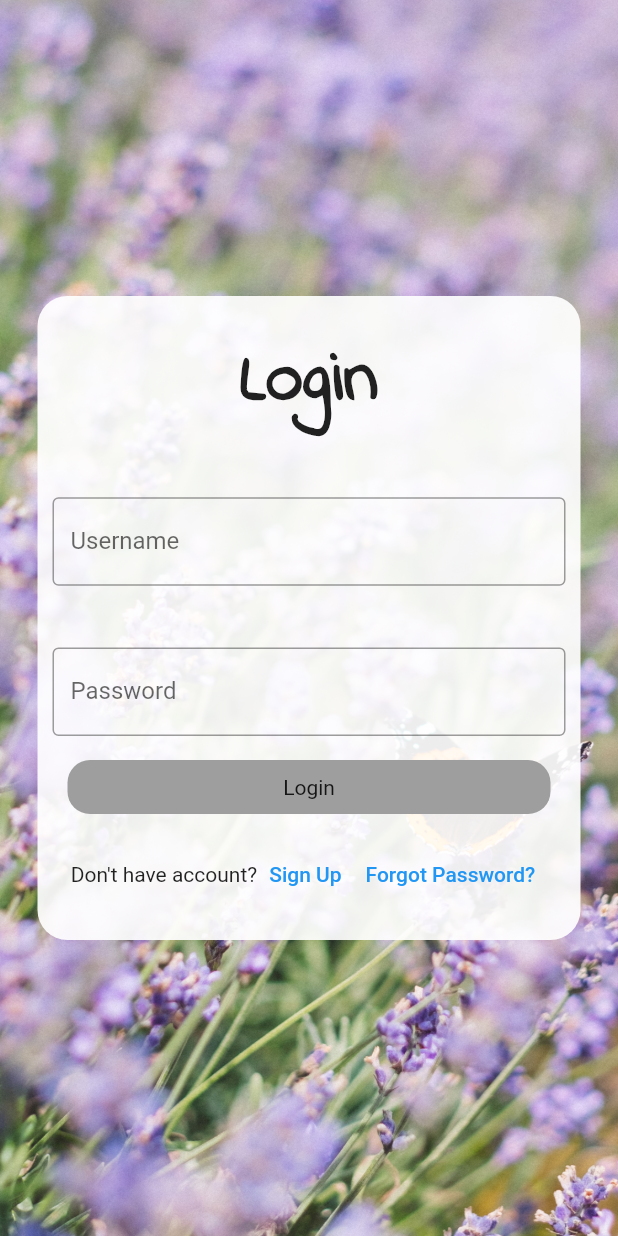
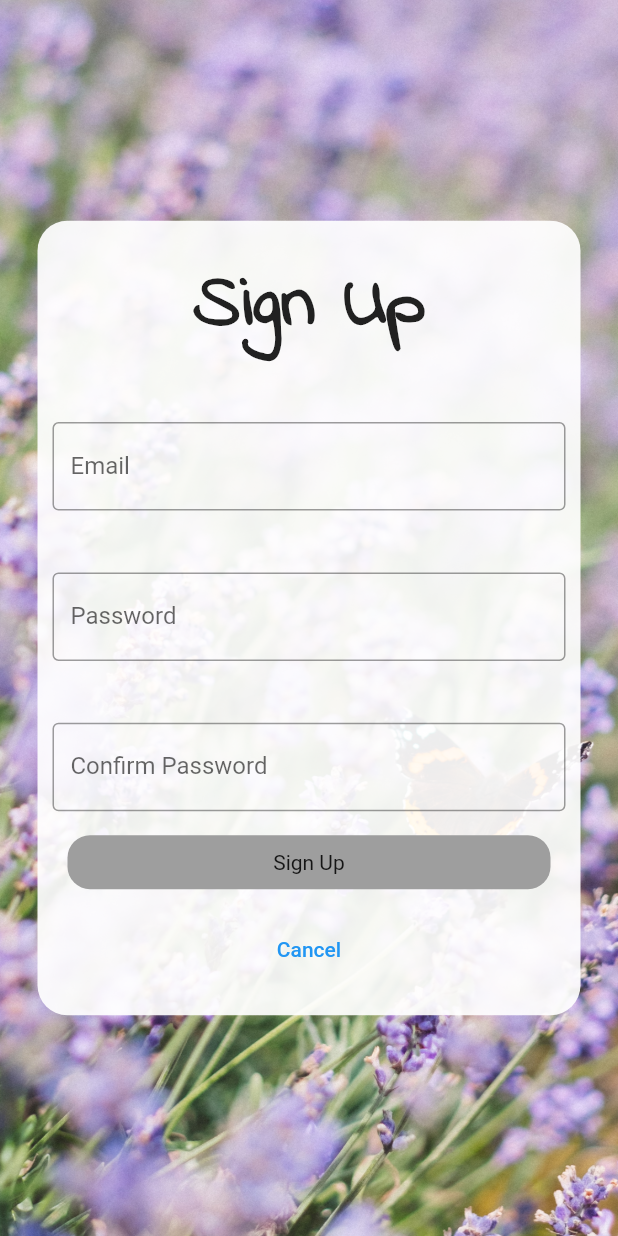
Before and after one commit to Hackathon-SP-2022/positiveAF, a Flutter app: the screen it shows after launch, after a tap on "Forgot Password?", on a phone screen of 412 x 824 dp. Run offline on Flutter 3.47's test engine with Material 2 defaults, Android fonts, the light colour scheme and no system bars; our stand-ins replace firebase_auth, firebase_core; accounts and stored records are empty; network calls fail.

Commit message:
Forgot_Pass

```diff
--- a/positive_af/lib/pages/forgot_password_page.dart
+++ b/positive_af/lib/pages/forgot_password_page.dart
@@ -1 +1,122 @@
 import 'package:flutter/material.dart';
+import 'package:positive_af/database_service.dart';
+
+class ForgotPassPage extends StatefulWidget {
+  const ForgotPassPage({Key? key}) : super(key: key);
+
+  @override
+  _ForgotPassPageState createState() => _ForgotPassPageState();
+}
+
+class _ForgotPassPageState extends State<ForgotPassPage> {
+  final _formKey = GlobalKey<FormState>();
+  final TextEditingController _username = TextEditingController();
+  final TextEditingController _email = TextEditingController();
+  final TextEditingController _password = TextEditingController();
+  final TextEditingController _confirmPassword = TextEditingController();
+
+  @override
+  Widget build(BuildContext context) {
+    return Scaffold(
+        resizeToAvoidBottomInset: false,
+        body: Container(
+          decoration: const BoxDecoration(
+            image: DecorationImage(
+              image: AssetImage('images/login1.jpg'),
+              fit: BoxFit.cover,
+            ),
+          ),
+          child: Column(
+            mainAxisAlignment: MainAxisAlignment.center,
+            children: [
+              Container(
+                margin: const EdgeInsets.all(25),
+                padding: const EdgeInsets.only(top: 20, bottom: 20, left: 10, right:10),
+                decoration: const BoxDecoration(
+                  borderRadius: BorderRadius.all(Radius.circular(20)),
+                  color: Color.fromARGB(234, 255, 255, 255),
+                ),
+                child: Column(
+                  children: [
+                    const Text(
+                      "Sign Up",
+                      textAlign: TextAlign.center,
+                      // add custom font
+                      style: TextStyle(
+                        fontWeight: FontWeight.bold,
+                        fontSize: 50,
+                        fontFamily: 'Indies',
+                      ),
+                      // add moto
+                    ),
+                    SizedBox(height: MediaQuery.of(context).size.height * 0.05),
+                    Container(
+                      child: TextFormField(
+                        controller: _email,
+                        decoration: const InputDecoration(
+                          border: OutlineInputBorder(),
+                          hintText: 'something@gmail.com',
+                          labelText: 'Email',
+                        ),
+                      ),
+                    ),
+                    SizedBox(height: MediaQuery.of(context).size.height * 0.05),
+                    Container(
+                      child: TextFormField(
+                        controller: _password,
+                        decoration: const InputDecoration(
+                          border: OutlineInputBorder(),
+                          labelText: 'Password',
+                        ),
+                      ),
+                    ),
+                    SizedBox(height: MediaQuery.of(context).size.height * 0.05),
+                    Container(
+                      child: TextFormField(
+                        controller: _confirmPassword,
+                        decoration: const InputDecoration(
+                          border: OutlineInputBorder(),
+                          labelText: 'Confirm Password',
+                        ),
+                      ),
+                    ),
+                    Container(
+                      width: double.infinity,
+                      padding: const EdgeInsets.all(10),
+                      child: RawMaterialButton(
+                        // fill color
+                        fillColor: Colors.grey,
+                        elevation: 0.0,
+                        padding: const EdgeInsets.all(10),
+                        shape: RoundedRectangleBorder(
+                          borderRadius: BorderRadius.circular(15.0),
+                        ),
+                        onPressed: () async {
+                          bool shouldNavigate =
+                          await createAccount(_email.text, _password.text);
+                        },
+                        child: const Text("Sign Up"),
+                      ),
+                    ),
+                    Container(
+                      // add sign in with Google
+                    ),
+                    Row(
+                      mainAxisAlignment: MainAxisAlignment.center,
+                      children: <Widget>[
+                        TextButton(
+                          child: const Text("Cancel"),
+                          onPressed: () {
+                            Navigator.of(context).pop();
+                          },
+                        ),
+                      ],
+                    ),
+                  ],
+                ),
+              ),
+            ],
+          ),
+        ));
+  }
+}
--- a/positive_af/lib/pages/login_page.dart
+++ b/positive_af/lib/pages/login_page.dart
@@ -1,6 +1,7 @@
 import 'package:flutter/material.dart';
 import 'package:positive_af/database_service.dart';
 import 'package:positive_af/pages/signup_page.dart';
+import 'package:positive_af/pages/forgot_password_page.dart';
 
 class LoginPage extends StatefulWidget {
   const LoginPage({Key? key}) : super(key: key);
@@ -112,6 +113,11 @@ class _LoginPageState extends State<LoginPage> {
                           child: const Text("Forgot Password?"),
                           onPressed: () {
                             // add route to forgot password page
+                            Navigator.push(
+                              context,
+                              MaterialPageRoute(
+                                  builder: (context) => const ForgotPassPage()),
+                            );
                           },
                         )
                       ],
```
